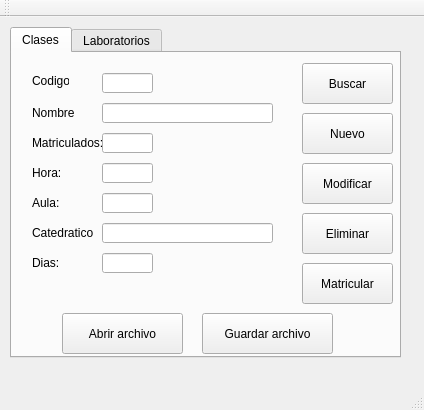
Old version of the form mainwindow.ui in the repository ahernandez93/ProyectoPrograIII-3-.
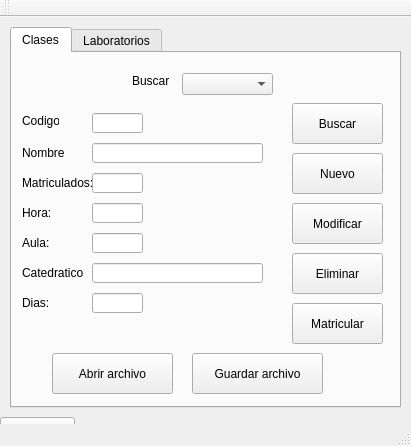
New version of the form. The open tabs and pages were chosen to show the change.

Commit message: Agregue combobox

The edit to the form file:
```diff
--- a/mainwindow.ui
+++ b/mainwindow.ui
@@ -6,8 +6,8 @@
    <rect>
     <x>0</x>
     <y>0</y>
-    <width>424</width>
-    <height>410</height>
+    <width>411</width>
+    <height>446</height>
    </rect>
   </property>
   <property name="windowTitle">
@@ -33,7 +33,7 @@
       <x>10</x>
       <y>10</y>
       <width>391</width>
-      <height>331</height>
+      <height>381</height>
      </rect>
     </property>
     <property name="currentIndex">
@@ -46,8 +46,8 @@
      <widget class="QLabel" name="label">
       <property name="geometry">
        <rect>
-        <x>20</x>
-        <y>20</y>
+        <x>10</x>
+        <y>60</y>
         <width>37</width>
         <height>16</height>
        </rect>
@@ -59,8 +59,8 @@
      <widget class="QLineEdit" name="TxtCatedratico">
       <property name="geometry">
        <rect>
-        <x>90</x>
-        <y>170</y>
+        <x>80</x>
+        <y>210</y>
         <width>171</width>
         <height>20</height>
        </rect>
@@ -69,8 +69,8 @@
      <widget class="QLabel" name="label_4">
       <property name="geometry">
        <rect>
-        <x>20</x>
-        <y>110</y>
+        <x>10</x>
+        <y>150</y>
         <width>43</width>
         <height>20</height>
        </rect>
@@ -82,8 +82,8 @@
      <widget class="QLineEdit" name="TxtMatriculados">
       <property name="geometry">
        <rect>
-        <x>90</x>
-        <y>80</y>
+        <x>80</x>
+        <y>120</y>
         <width>51</width>
         <height>20</height>
        </rect>
@@ -92,8 +92,8 @@
      <widget class="QLineEdit" name="TxtDias">
       <property name="geometry">
        <rect>
-        <x>90</x>
-        <y>200</y>
+        <x>80</x>
+        <y>240</y>
         <width>51</width>
         <height>20</height>
        </rect>
@@ -102,8 +102,8 @@
      <widget class="QLineEdit" name="TxtNombre">
       <property name="geometry">
        <rect>
-        <x>90</x>
-        <y>50</y>
+        <x>80</x>
+        <y>90</y>
         <width>171</width>
         <height>20</height>
        </rect>
@@ -112,8 +112,8 @@
      <widget class="QLabel" name="label_6">
       <property name="geometry">
        <rect>
-        <x>20</x>
-        <y>170</y>
+        <x>10</x>
+        <y>210</y>
         <width>61</width>
         <height>20</height>
        </rect>
@@ -125,8 +125,8 @@
      <widget class="QLabel" name="label_2">
       <property name="geometry">
        <rect>
-        <x>20</x>
-        <y>50</y>
+        <x>10</x>
+        <y>90</y>
         <width>43</width>
         <height>20</height>
        </rect>
@@ -138,8 +138,8 @@
      <widget class="QLabel" name="label_5">
       <property name="geometry">
        <rect>
-        <x>20</x>
-        <y>140</y>
+        <x>10</x>
+        <y>180</y>
         <width>43</width>
         <height>20</height>
        </rect>
@@ -151,8 +151,8 @@
      <widget class="QLineEdit" name="TxtCodigo">
       <property name="geometry">
        <rect>
-        <x>90</x>
-        <y>20</y>
+        <x>80</x>
+        <y>60</y>
         <width>51</width>
         <height>20</height>
        </rect>
@@ -161,8 +161,8 @@
      <widget class="QLineEdit" name="TxtHora">
       <property name="geometry">
        <rect>
-        <x>90</x>
-        <y>110</y>
+        <x>80</x>
+        <y>150</y>
         <width>51</width>
         <height>20</height>
        </rect>
@@ -171,8 +171,8 @@
      <widget class="QLineEdit" name="TxtAula">
       <property name="geometry">
        <rect>
-        <x>90</x>
-        <y>140</y>
+        <x>80</x>
+        <y>180</y>
         <width>51</width>
         <height>20</height>
        </rect>
@@ -181,8 +181,8 @@
      <widget class="QLabel" name="label_3">
       <property name="geometry">
        <rect>
-        <x>20</x>
-        <y>80</y>
+        <x>10</x>
+        <y>120</y>
         <width>71</width>
         <height>20</height>
        </rect>
@@ -194,8 +194,8 @@
      <widget class="QLabel" name="label_7">
       <property name="geometry">
        <rect>
-        <x>20</x>
-        <y>200</y>
+        <x>10</x>
+        <y>240</y>
         <width>43</width>
         <height>20</height>
        </rect>
@@ -207,8 +207,8 @@
      <widget class="QPushButton" name="BtnEliminar">
       <property name="geometry">
        <rect>
-        <x>290</x>
-        <y>160</y>
+        <x>280</x>
+        <y>200</y>
         <width>91</width>
         <height>41</height>
        </rect>
@@ -220,8 +220,8 @@
      <widget class="QPushButton" name="BtnModificar">
       <property name="geometry">
        <rect>
-        <x>290</x>
-        <y>110</y>
+        <x>280</x>
+        <y>150</y>
         <width>91</width>
         <height>41</height>
        </rect>
@@ -233,8 +233,8 @@
      <widget class="QPushButton" name="BtnMatricular">
       <property name="geometry">
        <rect>
-        <x>290</x>
-        <y>210</y>
+        <x>280</x>
+        <y>250</y>
         <width>91</width>
         <height>41</height>
        </rect>
@@ -246,8 +246,8 @@
      <widget class="QPushButton" name="BtnBuscar">
       <property name="geometry">
        <rect>
-        <x>290</x>
-        <y>10</y>
+        <x>280</x>
+        <y>50</y>
         <width>91</width>
         <height>41</height>
        </rect>
@@ -259,8 +259,8 @@
      <widget class="QPushButton" name="BtnNuevo">
       <property name="geometry">
        <rect>
-        <x>290</x>
-        <y>60</y>
+        <x>280</x>
+        <y>100</y>
         <width>91</width>
         <height>41</height>
        </rect>
@@ -272,8 +272,8 @@
      <widget class="QPushButton" name="BtnGuardar">
       <property name="geometry">
        <rect>
-        <x>190</x>
-        <y>260</y>
+        <x>180</x>
+        <y>300</y>
         <width>131</width>
         <height>41</height>
        </rect>
@@ -285,8 +285,8 @@
      <widget class="QPushButton" name="BtnAbrir">
       <property name="geometry">
        <rect>
-        <x>50</x>
-        <y>260</y>
+        <x>40</x>
+        <y>300</y>
         <width>121</width>
         <height>41</height>
        </rect>
@@ -295,6 +295,29 @@
        <string>Abrir archivo</string>
       </property>
      </widget>
+     <widget class="QLabel" name="label_15">
+      <property name="geometry">
+       <rect>
+        <x>120</x>
+        <y>20</y>
+        <width>37</width>
+        <height>16</height>
+       </rect>
+      </property>
+      <property name="text">
+       <string>Buscar:</string>
+      </property>
+     </widget>
+     <widget class="QComboBox" name="CboCodigo">
+      <property name="geometry">
+       <rect>
+        <x>170</x>
+        <y>20</y>
+        <width>91</width>
+        <height>22</height>
+       </rect>
+      </property>
+     </widget>
     </widget>
     <widget class="QWidget" name="tab_2">
      <attribute name="title">
```
Left out of the diff: 69 changed lines with no effect on the pictures. The commit also changes 4 other files.
